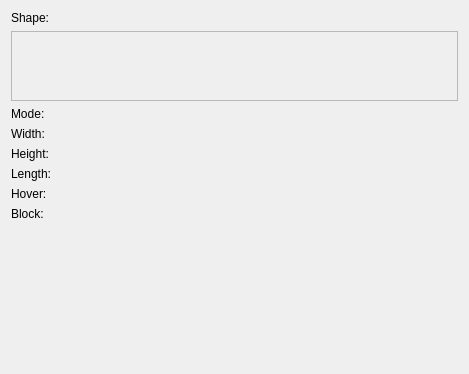
First picture: the form in src/mcedit2/ui/editortools/brush.ui, repository mcedit/mcedit2, before the edit; both pictures show x 0 to 469 and y 0 to 374 of the 469 by 711 pixel window.
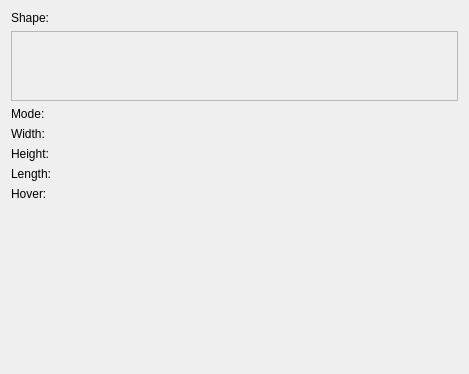
Second picture: the form after the edit. Custom widgets are drawn as their Qt base class.

Commit message:
Add Biome brush
BrushModes create their options widgets
BrushModes return additional options that are added to brushTool's common options
BrushModes return their own bounding boxes instead of BrushTool
BrushModes create the level to be used for the brush cursor
Current BrushMode is saved in settings

The edit to the form file:
```diff
--- a/src/mcedit2/ui/editortools/brush.ui
+++ b/src/mcedit2/ui/editortools/brush.ui
@@ -15,7 +15,17 @@
   </property>
   <layout class="QVBoxLayout" name="verticalLayout">
    <item>
-    <layout class="QGridLayout" name="gridLayout" rowstretch="0,0,0,0,0,0,0,0,0">
+    <layout class="QGridLayout" name="gridLayout" rowstretch="0,0,0,0,0,0,0,0">
+     <item row="7" column="1" colspan="2">
+      <widget class="SpinSlider" name="hoverSpinSlider" native="true">
+       <property name="sizePolicy">
+        <sizepolicy hsizetype="Expanding" vsizetype="Preferred">
+         <horstretch>0</horstretch>
+         <verstretch>0</verstretch>
+        </sizepolicy>
+       </property>
+      </widget>
+     </item>
      <item row="4" column="1" colspan="2">
       <widget class="SpinSlider" name="xSpinSlider" native="true">
        <property name="sizePolicy">
@@ -81,15 +91,8 @@
        </property>
       </widget>
      </item>
-     <item row="8" column="0">
-      <widget class="QLabel" name="label_6">
-       <property name="text">
-        <string>Block:</string>
-       </property>
-      </widget>
-     </item>
-     <item row="8" column="1" colspan="2">
-      <widget class="BlockTypeButton" name="blockTypeInput" native="true">
+     <item row="2" column="1" colspan="2">
+      <widget class="BrushModeWidget" name="brushModeInput" native="true">
        <property name="sizePolicy">
         <sizepolicy hsizetype="Expanding" vsizetype="Preferred">
          <horstretch>1</horstretch>
@@ -181,17 +184,20 @@
     </layout>
    </item>
    <item>
-    <spacer name="verticalSpacer">
-     <property name="orientation">
-      <enum>Qt::Vertical</enum>
+    <widget class="QStackedWidget" name="modeOptionsStack">
+     <property name="sizePolicy">
+      <sizepolicy hsizetype="Preferred" vsizetype="Minimum">
+       <horstretch>0</horstretch>
+       <verstretch>0</verstretch>
+      </sizepolicy>
      </property>
-     <property name="sizeHint" stdset="0">
-      <size>
-       <width>20</width>
-       <height>40</height>
-      </size>
+     <property name="lineWidth">
+      <number>0</number>
      </property>
-    </spacer>
+     <property name="currentIndex">
+      <number>-1</number>
+     </property>
+    </widget>
    </item>
   </layout>
  </widget>
@@ -208,12 +214,6 @@
    <header>shapewidget.h</header>
    <container>1</container>
   </customwidget>
-  <customwidget>
-   <class>BlockTypeButton</class>
-   <extends>QWidget</extends>
-   <header>blocktypebutton.h</header>
-   <container>1</container>
-  </customwidget>
   <customwidget>
    <class>SpinSlider</class>
    <extends>QWidget</extends>
```
Left out of the diff: 60 changed lines with no effect on the pictures. The commit also changes 1 other file.
